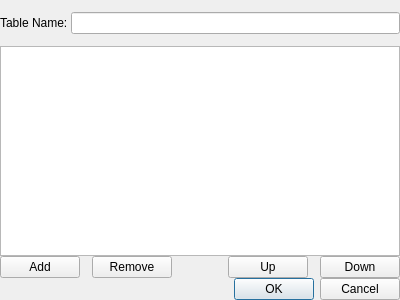
Above: schemadialog.ui from informationsea/Hyokai before the change. Below: the same form after it.
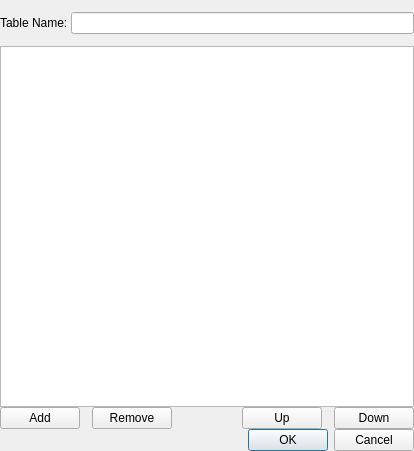
That is the form after the change.

Commit message: larger default window size

Diff of the .ui file:
```diff
--- a/schemadialog.ui
+++ b/schemadialog.ui
@@ -6,8 +6,8 @@
    <rect>
     <x>0</x>
     <y>0</y>
-    <width>400</width>
-    <height>300</height>
+    <width>414</width>
+    <height>451</height>
    </rect>
   </property>
   <property name="windowTitle">
```
The commit also changes 2 other files.
